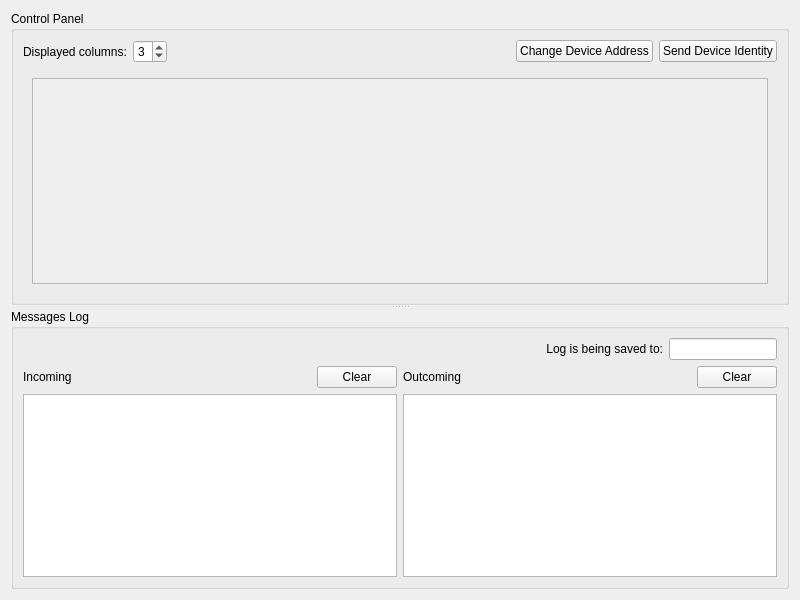
The window that src/ui/controlpanel.ui (etengabeko/etwas) describes before a commit, drawn with Qt 5.
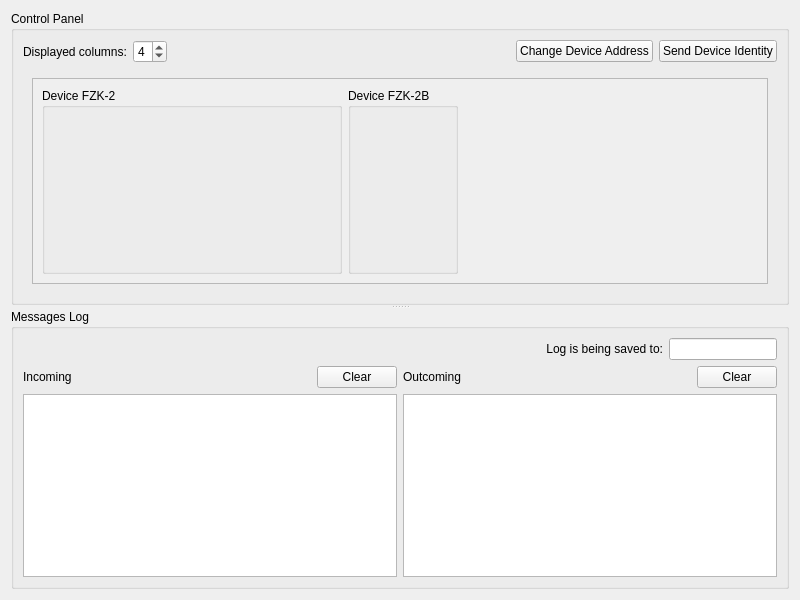
The same window after the commit. The open tabs and pages were chosen to show the change.

Patch:
```diff
--- a/src/ui/controlpanel.ui
+++ b/src/ui/controlpanel.ui
@@ -51,7 +51,7 @@
             <number>8</number>
            </property>
            <property name="value">
-            <number>3</number>
+            <number>4</number>
            </property>
           </widget>
          </item>
@@ -194,10 +194,45 @@
                <rect>
                 <x>0</x>
                 <y>0</y>
-                <width>98</width>
-                <height>28</height>
+                <width>220</width>
+                <height>32</height>
                </rect>
               </property>
+              <layout class="QHBoxLayout" name="horizontalLayout_8">
+               <item>
+                <widget class="QGroupBox" name="commonGroupBox">
+                 <property name="sizePolicy">
+                  <sizepolicy hsizetype="Expanding" vsizetype="Preferred">
+                   <horstretch>0</horstretch>
+                   <verstretch>0</verstretch>
+                  </sizepolicy>
+                 </property>
+                 <property name="title">
+                  <string>Device FZK-2</string>
+                 </property>
+                </widget>
+               </item>
+               <item>
+                <widget class="QGroupBox" name="additionalGroupBox">
+                 <property name="title">
+                  <string>Device FZK-2B</string>
+                 </property>
+                </widget>
+               </item>
+               <item>
+                <spacer name="horizontalSpacer_3">
+                 <property name="orientation">
+                  <enum>Qt::Horizontal</enum>
+                 </property>
+                 <property name="sizeHint" stdset="0">
+                  <size>
+                   <width>40</width>
+                   <height>20</height>
+                  </size>
+                 </property>
+                </spacer>
+               </item>
+              </layout>
              </widget>
             </widget>
            </item>
```
